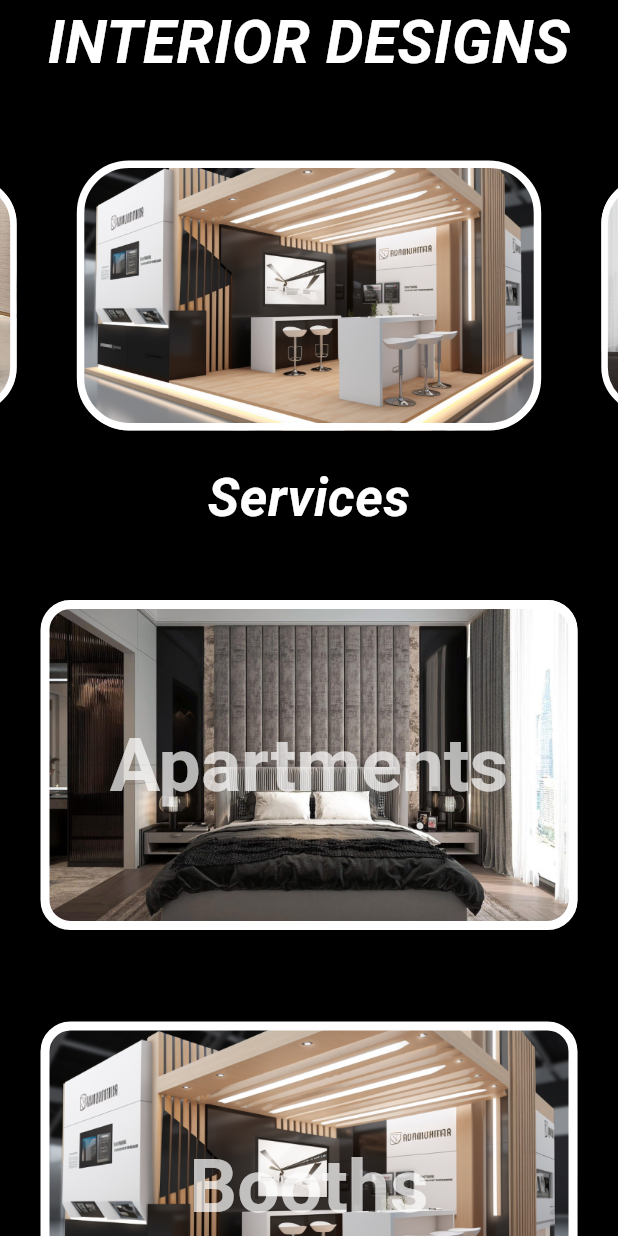
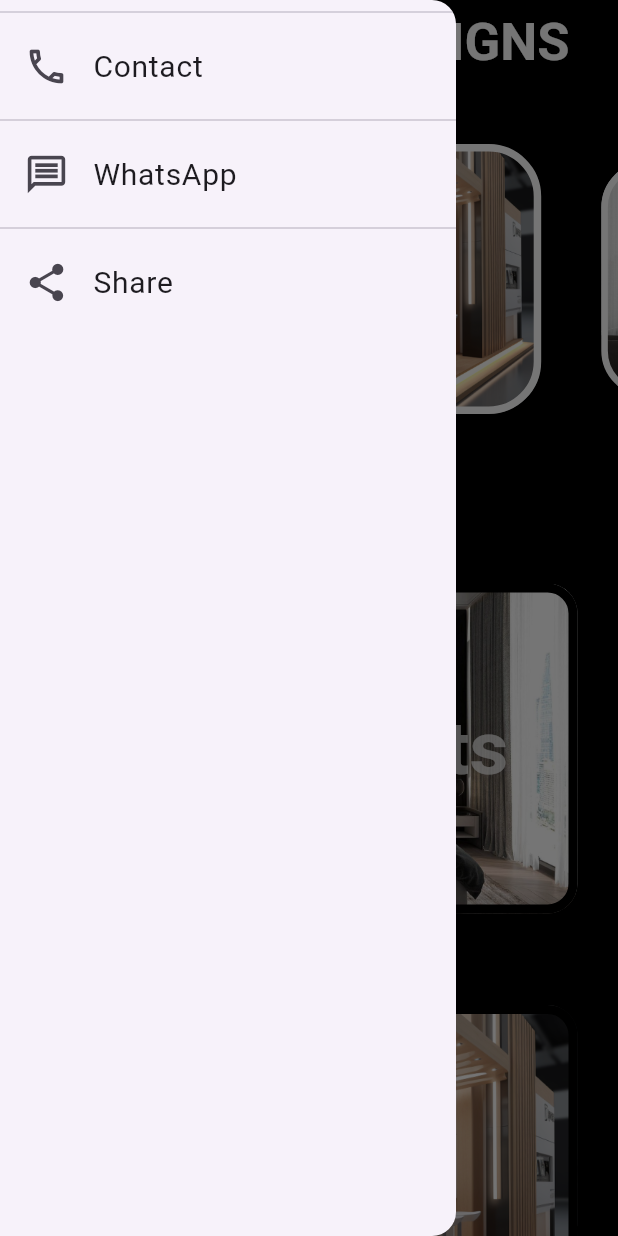
Before and after one commit to HussainAbdu313/Aiza_Service, a Flutter app: the HomeScreen screen opened directly, with the side drawer open (before the commit the screen has no drawer), on a phone screen of 412 x 824 dp. Run offline on Flutter 3.47's test engine with Material 3 defaults, Android fonts, the light colour scheme and no system bars; drawn by our look-alikes of carousel_slider; our stand-ins replace lottie.

Commit message:
new file:   lib/Drawer/drawer.dart 	modified:   lib/view/Screens/home_screens.dart

```diff
--- /dev/null
+++ b/lib/Drawer/drawer.dart
@@ -0,0 +1,57 @@
+import 'package:flutter/material.dart';
+
+class Drawers extends StatelessWidget {
+  const Drawers({super.key});
+
+  @override
+  Widget build(BuildContext context) {
+    return Drawer(
+      child: ListView(
+        children: [
+          const Divider(),
+          ListTile(
+            title: const Text(
+              'Contact',
+              style: TextStyle(fontSize: 20),
+            ),
+            leading: const Icon(
+              Icons.call_outlined,
+              size: 30,
+            ),
+            onTap: () {
+              print('call');
+            },
+          ),
+          const Divider(),
+          ListTile(
+            title: const Text(
+              'WhatsApp',
+              style: TextStyle(fontSize: 20),
+            ),
+            leading: const Icon(
+              Icons.message_outlined,
+              size: 30,
+            ),
+            onTap: () {
+              print('Message');
+            },
+          ),
+          const Divider(),
+          ListTile(
+            title: const Text(
+              'Share',
+              style: TextStyle(fontSize: 20),
+            ),
+            leading: const Icon(
+              Icons.share,
+              size: 30,
+            ),
+            onTap: () {
+              print('share');
+            },
+          ),
+        ],
+      ),
+    );
+  }
+}
--- a/lib/view/Screens/home_screens.dart
+++ b/lib/view/Screens/home_screens.dart
@@ -1,3 +1,4 @@
+import 'package:aiza_service/Drawer/drawer.dart';
 import 'package:aiza_service/view/Widgets/Apartments.dart';
 import 'package:aiza_service/view/Widgets/booths.dart';
 import 'package:aiza_service/view/Widgets/coffe_shops.dart';
@@ -19,21 +20,26 @@
   @override
   Widget build(BuildContext context) {
     return Scaffold(
+      drawer: const Drawers(),
       backgroundColor: Colors.black,
+      appBar: AppBar(
+        title: const Text(
+          'INTERIOR DESIGNS',
+          style: TextStyle(
+            color: Colors.white,
+            fontSize: 35,
+            fontWeight: FontWeight.bold,
+          ),
+          textAlign: TextAlign.center,
+        ),
+        centerTitle: true,
+        backgroundColor: Colors.black,
+        elevation: 0,
+      ),
       body: ListView(
         children: [
-          const Text(
-            'INTERIOR DESIGNS',
-            style: TextStyle(
-              color: Colors.white,
-              fontSize: 40,
-              fontWeight: FontWeight.bold,
-              fontStyle: FontStyle.italic,
-            ),
-            textAlign: TextAlign.center,
-          ),
           const SizedBox(
-            height: 40,
+            height: 30,
           ),
           CarouselSlider(
             items: [
@@ -156,7 +162,7 @@
                         fit: BoxFit.cover),
                     borderRadius: BorderRadius.circular(20),
                     border: Border.all(
-                      color: Colors.white,
+                      color: Colors.black,
                       width: 6.0,
                     ),
                   ),
@@ -192,7 +198,7 @@
                         fit: BoxFit.cover),
                     borderRadius: BorderRadius.circular(20),
                     border: Border.all(
-                      color: Colors.white,
+                      color: Colors.black,
                       width: 6.0,
                     ),
                   ),
@@ -228,7 +234,7 @@
                         fit: BoxFit.cover),
                     borderRadius: BorderRadius.circular(20),
                     border: Border.all(
-                      color: Colors.white,
+                      color: Colors.black,
                       width: 6.0,
                     ),
                   ),
@@ -264,7 +270,7 @@
                         fit: BoxFit.cover),
                     borderRadius: BorderRadius.circular(20),
                     border: Border.all(
-                      color: Colors.white,
+                      color: Colors.black,
                       width: 6.0,
                     ),
                   ),
@@ -300,7 +306,7 @@
                         fit: BoxFit.cover),
                     borderRadius: BorderRadius.circular(20),
                     border: Border.all(
-                      color: Colors.white,
+                      color: Colors.black,
                       width: 6.0,
                     ),
                   ),
@@ -336,7 +342,7 @@
                         fit: BoxFit.cover),
                     borderRadius: BorderRadius.circular(20),
                     border: Border.all(
-                      color: Colors.white,
+                      color: Colors.black,
                       width: 6.0,
                     ),
                   ),
@@ -372,7 +378,7 @@
                         fit: BoxFit.cover),
                     borderRadius: BorderRadius.circular(20),
                     border: Border.all(
-                      color: Colors.white,
+                      color: Colors.black,
                       width: 6.0,
                     ),
                   ),
```
